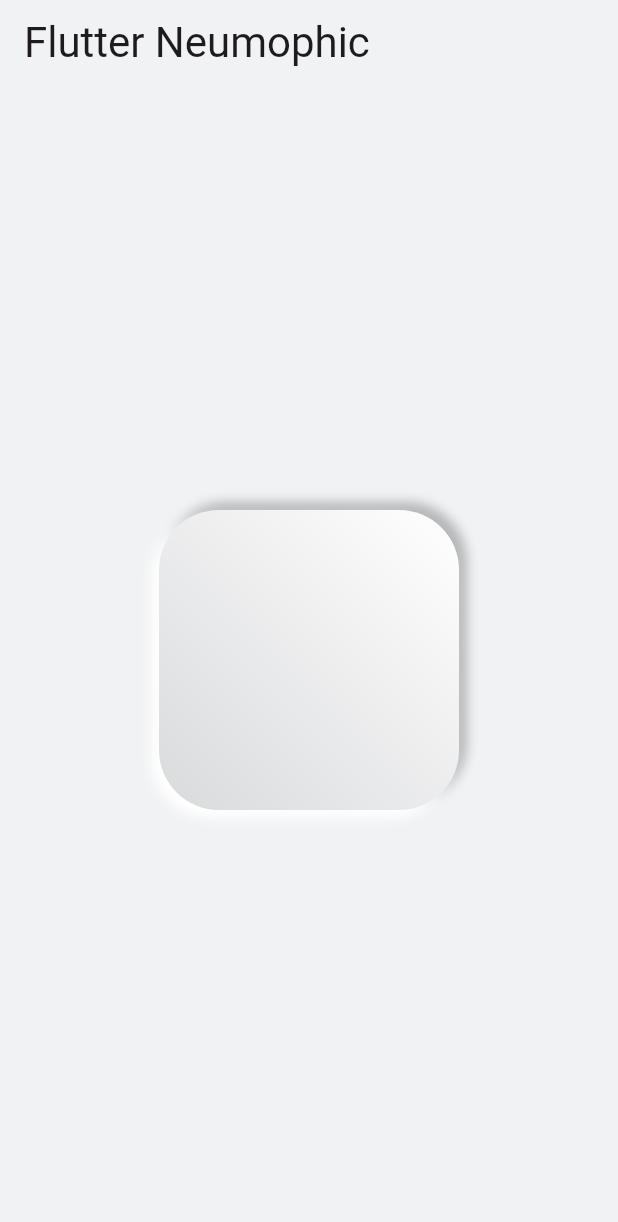
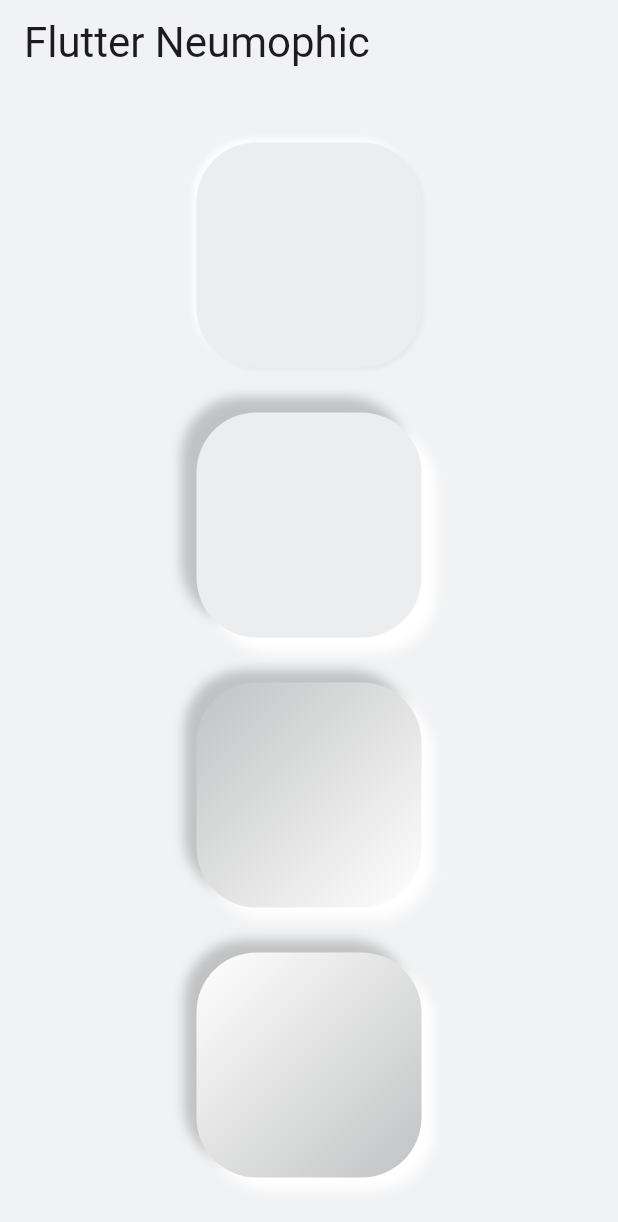
Before and after one commit to TimiMoorhouse/Neural, a Flutter app: the screen it shows after launch, on a phone screen of 412 x 824 dp. Shown: the top 1222 px of the screen. Run offline on Flutter 3.47's test engine with Material 3 defaults, Android fonts, the light colour scheme and no system bars.

Commit message:
added emboss & flat

```diff
--- a/example/lib/main.dart
+++ b/example/lib/main.dart
@@ -33,9 +33,11 @@ class _MyHomePageState extends State<MyHomePage> {
     return Provider<NeumorphicTheme>.value(
       value: NeumorphicTheme(
         baseColor: NeumorphicColors.background,
-        lightSource: LightSource.bottomLeft,
-        distance: 5,
-        blur: 6
+        lightSource: LightSource.bottomRight
+          ,
+        distance: 3,
+        blur: 6,
+        intensity: 0.2
       ),
       child: Scaffold(
         backgroundColor: NeumorphicColors.background,
@@ -50,12 +52,52 @@ class _MyHomePageState extends State<MyHomePage> {
               NeumorphicContainer(
                 //accent: Colors.blueAccent,
                 style: NeumorphicStyle(
+                  distance: 10,
+                  borderRadius: 40,
+                  shape: NeumorphicShape.emboss,
+                ),
+                child: SizedBox(
+                  height: 150,
+                  width: 150,
+                ),
+              ),
+              SizedBox(height: 30),
+              NeumorphicContainer(
+                //accent: Colors.blueAccent,
+                style: NeumorphicStyle(
+                  distance: 10,
+                  borderRadius: 40,
+                  shape: NeumorphicShape.flat,
+                ),
+                child: SizedBox(
+                  height: 150,
+                  width: 150,
+                ),
+              ),
+              SizedBox(height: 30),
+              NeumorphicContainer(
+                //accent: Colors.blueAccent,
+                style: NeumorphicStyle(
+                  distance: 8,
+                  borderRadius: 40,
+                  shape: NeumorphicShape.convex,
+                ),
+                child: SizedBox(
+                  height: 150,
+                  width: 150,
+                ),
+              ),
+              SizedBox(height: 30),
+              NeumorphicContainer(
+                //accent: Colors.blueAccent,
+                style: NeumorphicStyle(
+                  distance: 8,
                   borderRadius: 40,
                   shape: NeumorphicShape.concave,
                 ),
                 child: SizedBox(
-                  height: 200,
-                  width: 200,
+                  height: 150,
+                  width: 150,
                 ),
               ),
             ],
--- a/lib/colors.dart
+++ b/lib/colors.dart
@@ -1,5 +1,7 @@
 import 'dart:math';
 import 'dart:ui';
+
+import 'package:flutter/painting.dart';
 
 class NeumorphicColors {
   static const background = Color(0xffF1F2F4);
@@ -21,4 +23,32 @@ class NeumorphicColors {
 
     return Color(int.parse(o, radix: 16)).withAlpha(255);
   }
+
+  static Gradient generateFlatGradients({Color color}) => LinearGradient(
+    begin: Alignment.topLeft,
+    end: Alignment.bottomRight,
+    colors: [
+      color,
+      color,
+    ],
+  );
+
+  static Color getAdjustColor(Color baseColor, double amount) {
+    Map<String, int> colors = {
+      'r': baseColor.red,
+      'g': baseColor.green,
+      'b': baseColor.blue
+    };
+
+    colors = colors.map((key, value) {
+      if (value + amount < 0) {
+        return MapEntry(key, 0);
+      }
+      if (value + amount > 255) {
+        return MapEntry(key, 255);
+      }
+      return MapEntry(key, (value + amount).floor());
+    });
+    return Color.fromRGBO(colors['r'], colors['g'], colors['b'], 1);
+  }
 }
--- a/lib/container.dart
+++ b/lib/container.dart
@@ -20,7 +20,8 @@ class NeumorphicContainer extends StatelessWidget {
       theme: findNeumorphicTheme(context),
     );
 
-    return Container(
+    return AnimatedContainer(
+      duration: const Duration(milliseconds: 150),
       child: child,
       decoration: decorator,
     );
--- a/lib/light_source.dart
+++ b/lib/light_source.dart
@@ -39,3 +39,38 @@
   }
   return Offset(dx * distance, dy * distance);
 }
+
+Offset embrossOffset({LightSource lightSource, bool dark, double distance}){
+  if(dark){
+    switch(lightSource){
+      case LightSource.topLeft:
+        return  Offset(-distance, -distance);
+        break;
+      case LightSource.topRight:
+        return  Offset(distance, - distance);
+        break;
+      case LightSource.bottomLeft:
+        return  Offset(- distance, distance);
+        break;
+      case LightSource.bottomRight:
+        return  Offset(distance, distance);
+        break;
+    }
+  } else {
+    switch(lightSource){
+      case LightSource.topLeft:
+        return Offset(distance, distance);
+        break;
+      case LightSource.topRight:
+        return Offset(-distance, distance);
+        break;
+      case LightSource.bottomLeft:
+        return Offset(distance, -distance);
+        break;
+      case LightSource.bottomRight:
+        return Offset(-distance, -distance);
+        break;
+    }
+  }
+
+}
--- a/lib/neumortphic_decorator.dart
+++ b/lib/neumortphic_decorator.dart
@@ -1,3 +1,4 @@
+import 'package:flutter/material.dart';
 import 'package:flutter/painting.dart';
 import 'package:flutter_neumorphic/flutter_neumorphic.dart';
 
@@ -18,9 +19,37 @@ BoxDecoration generateNeumorphicDecorator(
 
   //will only use style from here, style is not null
 
+  List<BoxShadow> boxShadows;
+  Color innerColor;
+  Gradient gradient;
+
+  if (style.shape == NeumorphicShape.emboss) {
+    innerColor = accent ?? style.baseColor;
+
+    final whiteDistance = style.distance / 4;
+    final darkDistance = style.distance / 6;
+
+    boxShadows = [
+      BoxShadow(
+        color: NeumorphicColors.getAdjustColor(style.baseColor, style.distance),
+        offset: embrossOffset(lightSource: style.lightSource, dark: false, distance: whiteDistance),
+        blurRadius: whiteDistance,
+      ),
+      BoxShadow(
+        color: NeumorphicColors.getAdjustColor(style.baseColor, 0 - style.distance),
+        offset: embrossOffset(lightSource: style.lightSource, dark: true, distance: darkDistance),
+        blurRadius: darkDistance,
+      ),
+    ];
+
+    gradient = NeumorphicColors.generateFlatGradients(
+      color: NeumorphicColors.getAdjustColor(innerColor, 0 - style.distance / 2),
+    );
+  } else if (style.shape == NeumorphicShape.flat) {
+    innerColor = accent ?? style.baseColor;
     final offset = sourceToOffset(style.lightSource, style.distance);
 
-  final boxShadows = [
+    boxShadows = [
       BoxShadow(
         color: NeumorphicColors.generateGradientColors(colorBase: style.baseColor, intensity: -1 * style.intensity),
         offset: offset,
@@ -33,15 +62,31 @@ BoxDecoration generateNeumorphicDecorator(
       ),
     ];
 
-  final borderRadius = style.borderRadius == 0 ? null : BorderRadius.circular(style.borderRadius);
+    gradient = NeumorphicColors.generateFlatGradients(
+      color: NeumorphicColors.getAdjustColor(innerColor, 0 - style.distance / 2),
+    );
+  } else {
+    final offset = sourceToOffset(style.lightSource, style.distance);
 
-  Color innerColor = accent ?? style.baseColor;
+    innerColor = accent ?? style.baseColor;
 
-  return BoxDecoration(
-    borderRadius: borderRadius,
-    color: innerColor,
-    boxShadow: boxShadows,
-    gradient: LinearGradient(
+    boxShadows = [
+      BoxShadow(
+        color: NeumorphicColors.generateGradientColors(colorBase: style.baseColor, intensity: -1 * style.intensity),
+        offset: offset,
+        blurRadius: theme.blur,
+      ),
+      BoxShadow(
+        color: NeumorphicColors.generateGradientColors(colorBase: style.baseColor, intensity: style.intensity),
+        offset: offset.scale(-1, -1),
+        blurRadius: theme.blur,
+      ),
+    ];
+
+    double darkFactor = 0.2;
+    double whiteFactor = 0.06;
+
+    gradient = LinearGradient(
       begin: Alignment(
         -offset.dx.clamp(-1, 1).toDouble(),
         -offset.dy.clamp(-1, 1).toDouble(),
@@ -54,16 +99,25 @@ BoxDecoration generateNeumorphicDecorator(
         style.gradientBackground
             ? NeumorphicColors.generateGradientColors(
                 colorBase: innerColor,
-                intensity: style.shape == NeumorphicShape.convex ? 0.07 : -0.1,
+                intensity: style.shape == NeumorphicShape.convex ? whiteFactor : -darkFactor,
               )
             : innerColor,
         style.gradientBackground
             ? NeumorphicColors.generateGradientColors(
                 colorBase: innerColor,
-                intensity: style.shape == NeumorphicShape.convex ? -0.1 : 0.07,
+                intensity: style.shape == NeumorphicShape.convex ? -darkFactor : whiteFactor,
               )
             : innerColor,
       ],
-    ),
     );
   }
+
+  final borderRadius = style.borderRadius == 0 ? null : BorderRadius.circular(style.borderRadius);
+
+  return BoxDecoration(
+    borderRadius: borderRadius,
+    //color: innerColor,
+    boxShadow: boxShadows,
+    gradient: gradient,
+  );
+}
--- a/lib/shape.dart
+++ b/lib/shape.dart
@@ -1,4 +1,6 @@
 enum NeumorphicShape {
   concave,
   convex,
+  flat,
+  emboss
 }
--- a/lib/theme.dart
+++ b/lib/theme.dart
@@ -13,7 +13,7 @@ const NeumorphicTheme neumorphicDefaultTheme = NeumorphicTheme();
 //region theme
 const double _defaultBlur = 8;
 const double _defaultDistance = 4;
-const double _defaultIntensity = 0.25;
+const double _defaultIntensity = 0.2;
 const LightSource _defaultLightSource = LightSource.bottomRight;
 const Color _defaultBaseColor = NeumorphicColors.background;
 
```
Lines whose indentation alone changed are shown as unchanged.
